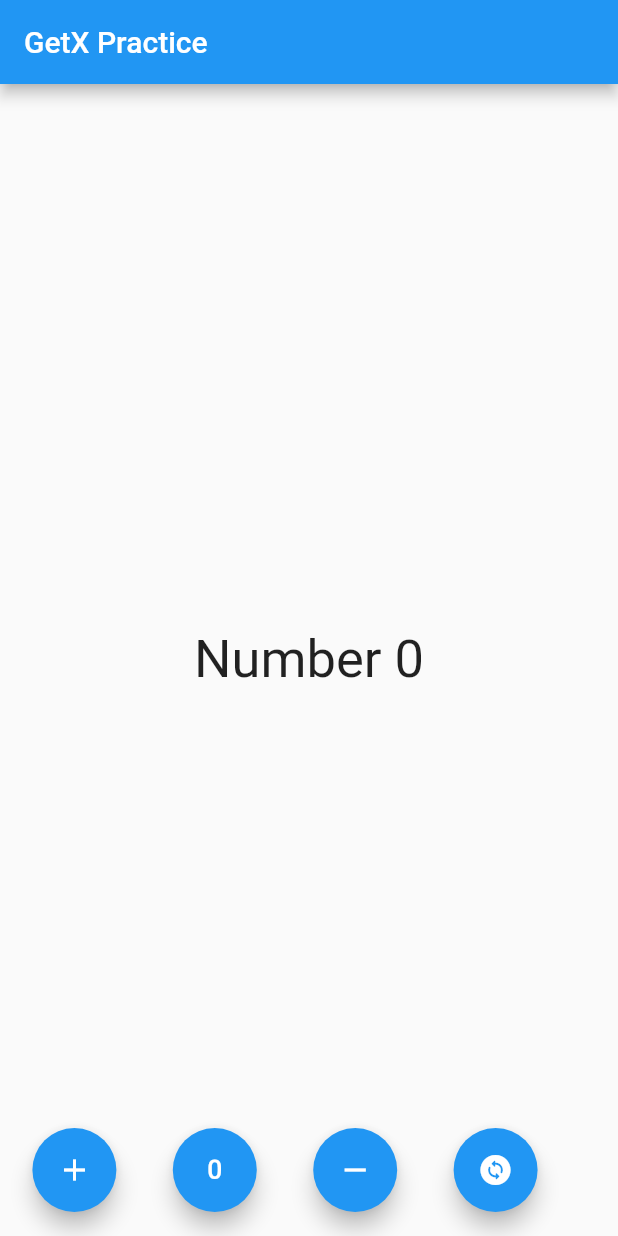
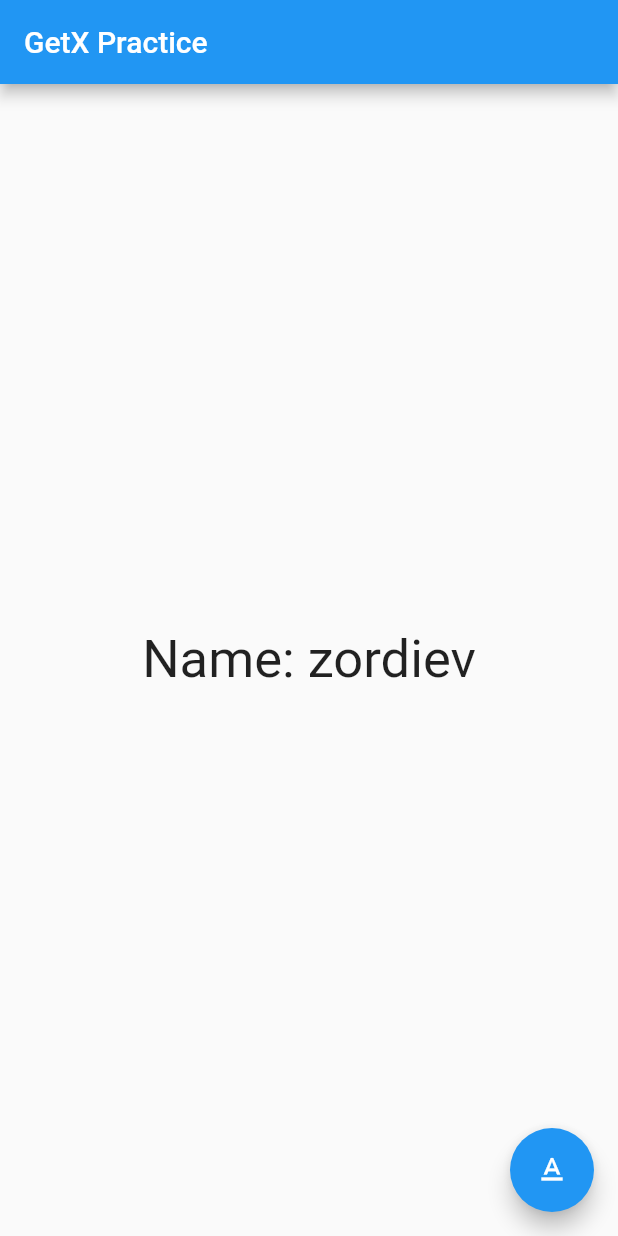
Before and after one commit to SchevaPratama/GetX-Learn, a Flutter app: the screen it shows after launch, on a phone screen of 412 x 824 dp. Run offline on Flutter 3.47's test engine with Material 2 defaults, Android fonts, the phone set to English and light mode, and no system bars; our stand-ins replace get.

Commit message:
Episode 73

```diff
--- /dev/null
+++ b/lib/Episode73/getx/controller/personController.dart
@@ -0,0 +1,12 @@
+import 'package:get/get.dart';
+import 'package:getx_practice/Episode73/getx/model/person.dart';
+
+class PersonController extends GetxController {
+  var person = Person(nama: 'zordiev',umur: 18).obs;
+
+  void upperWord() {
+    person.update((_) {
+      person.value.nama = person.value.nama.toString().toUpperCase();
+    });
+  }
+}
--- /dev/null
+++ b/lib/Episode73/getx/homePage.dart
@@ -0,0 +1,37 @@
+import 'package:flutter/material.dart';
+import 'package:get/get.dart';
+import 'package:getx_practice/Episode73/getx/controller/personController.dart';
+
+class HomePage extends StatelessWidget {
+  const HomePage({Key? key}) : super(key: key);
+
+  @override
+  Widget build(BuildContext context) {
+    return MaterialApp(
+      home: Scaffold(
+        appBar: AppBar(
+          title: Text('GetX Practice'),
+        ),
+        body: Center(
+          child: GetX<PersonController>(
+            init: PersonController(),
+            builder: (controller) {
+              return Text(
+                'Name: ${controller.person.value.nama}',
+                style: TextStyle(
+                  fontSize: 35,
+                ),
+              );
+            },
+          ),
+        ),
+        floatingActionButton: FloatingActionButton(
+          onPressed: () {
+            Get.find<PersonController>().upperWord();
+          },
+          child: Icon(Icons.text_format_outlined),
+        ),
+      ),
+    );
+  }
+}
--- /dev/null
+++ b/lib/Episode73/getx/model/person.dart
@@ -0,0 +1,8 @@
+import 'package:flutter/material.dart';
+
+class Person {
+  var nama;
+  var umur;
+
+  Person({this.nama, this.umur});
+}
--- /dev/null
+++ b/lib/Episode73/obx/controller/personController.dart
@@ -0,0 +1,12 @@
+import 'package:get/get.dart';
+import 'package:getx_practice/Episode73/obx/model/person.dart';
+
+class PersonController extends GetxController {
+  var person = Person(nama: 'zordiev',umur: 18).obs;
+
+  void upperWord() {
+    person.update((_) {
+      person.value.nama = person.value.nama.toString().toUpperCase();
+    });
+  }
+}
--- /dev/null
+++ b/lib/Episode73/obx/model/person.dart
@@ -0,0 +1,8 @@
+import 'package:flutter/material.dart';
+
+class Person {
+  var nama;
+  var umur;
+
+  Person({this.nama, this.umur});
+}
--- /dev/null
+++ b/lib/Episode73/simple/controller/personController.dart
@@ -0,0 +1,11 @@
+import 'package:get/get.dart';
+import 'package:getx_practice/Episode73/simple/model/person.dart';
+
+class PersonController extends GetxController {
+  var person = Person(nama: 'zordiev',umur: 18);
+
+  void upperWord() {
+    person.nama.toString().toUpperCase();
+    update();
+  }
+}
--- /dev/null
+++ b/lib/Episode73/simple/model/person.dart
@@ -0,0 +1,8 @@
+import 'package:flutter/material.dart';
+
+class Person {
+  var nama;
+  var umur;
+
+  Person({this.nama, this.umur});
+}
--- a/lib/main.dart
+++ b/lib/main.dart
@@ -1,7 +1,6 @@
 import 'package:flutter/material.dart';
 import 'package:get/get.dart';
-import 'package:getx_practice/Episode72/controller/counter_controller.dart';
-import 'package:getx_practice/Episode72/homePage.dart';
+import 'package:getx_practice/Episode73/getx/homePage.dart';
 
 void main() {
   runApp(const HomePage());
```
Also changed, not shown: lib/Episode73/obx/homePage.dart (added, +38 -0 lines), lib/Episode73/simple/homePage.dart (added, +35 -0 lines).
